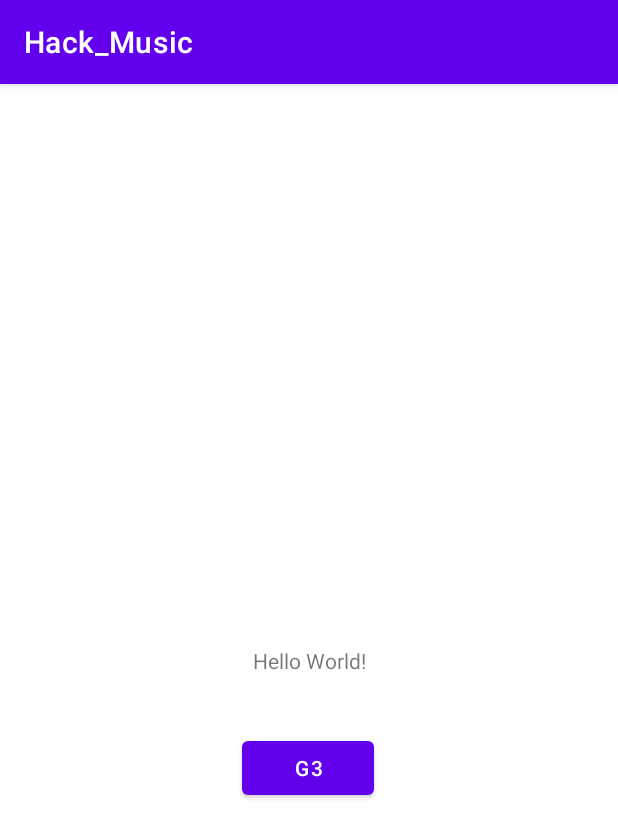
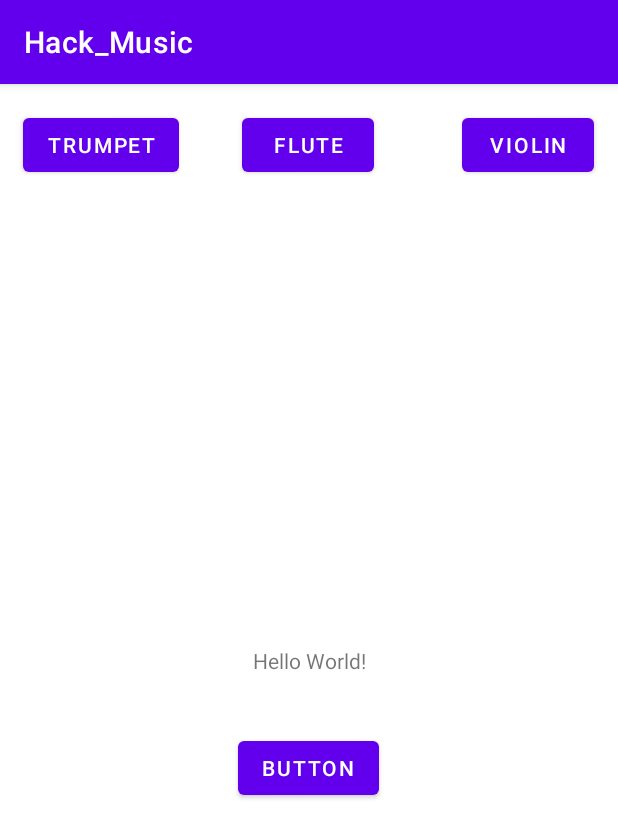
Before and after one commit to WaylandMoody55/Hack_Music, an Android app: the screen it shows after launch (MainActivity), on a phone screen of 412 x 824 dp. Shown: the top 838 px of the screen. Run offline under Robolectric (Android 15) with nearby library versions, the phone set to English and light mode, and no system bars.

Commit message:
Initial commit

```diff
--- a/app/src/main/AndroidManifest.xml
+++ b/app/src/main/AndroidManifest.xml
@@ -10,6 +10,9 @@
         android:supportsRtl="true"
         android:theme="@style/Theme.Hack_Music">
         <activity
+            android:name=".trumpet"
+            android:exported="true" />
+        <activity
             android:name=".MainActivity"
             android:exported="true">
             <intent-filter>
--- a/app/src/main/java/com/example/hack_music/MainActivity.java
+++ b/app/src/main/java/com/example/hack_music/MainActivity.java
@@ -5,24 +5,39 @@ package com.example.hack_music;
 /** hello my name is wayland*/
 import androidx.appcompat.app.AppCompatActivity;
 
+import android.content.Intent;
 import android.media.MediaPlayer;
 import android.os.Bundle;
 import android.view.View;
 import android.widget.Button;
 
 public class MainActivity extends AppCompatActivity {
-    private Button G3;
+    private Button button2;
+    private Button trumpet;
     @Override
     protected void onCreate(Bundle savedInstanceState) {
         super.onCreate(savedInstanceState);
         setContentView(R.layout.activity_main);
-        G3 = findViewById(R.id.G3);
+        button2 = findViewById(R.id.button2);
+        trumpet = findViewById(R.id.trumpet);
         final MediaPlayer mediaPlayer = MediaPlayer.create( this, R.raw.piano);
-        G3.setOnClickListener(new View.OnClickListener() {
+        button2.setOnClickListener(new View.OnClickListener() {
             @Override
             public void onClick(View view) {
                 mediaPlayer.start();
             }
         });
+        trumpet.setOnClickListener(new View.OnClickListener() {
+            @Override
+            public void onClick(View view) {
+                openTrumpet();
+            }
+        });
+
+    }
+
+    private void openTrumpet() {
+        Intent intent = new Intent(this,trumpet.class);
+        startActivity(intent);
     }
 }
--- a/app/src/main/res/layout/activity_main.xml
+++ b/app/src/main/res/layout/activity_main.xml
@@ -17,10 +17,10 @@
         app:layout_constraintTop_toTopOf="parent" />
 
     <Button
-        android:id="@+id/G3"
+        android:id="@+id/button2"
         android:layout_width="wrap_content"
         android:layout_height="wrap_content"
-        android:text="G3"
+        android:text="Button"
         app:layout_constraintBottom_toBottomOf="parent"
         app:layout_constraintEnd_toEndOf="parent"
         app:layout_constraintHorizontal_bias="0.498"
@@ -28,4 +28,40 @@
         app:layout_constraintTop_toTopOf="parent"
         app:layout_constraintVertical_bias="0.6" />
 
+    <Button
+        android:id="@+id/trumpet"
+        android:layout_width="wrap_content"
+        android:layout_height="wrap_content"
+        android:text="Trumpet"
+        app:layout_constraintBottom_toBottomOf="parent"
+        app:layout_constraintEnd_toEndOf="parent"
+        app:layout_constraintHorizontal_bias="0.05"
+        app:layout_constraintStart_toStartOf="parent"
+        app:layout_constraintTop_toTopOf="parent"
+        app:layout_constraintVertical_bias="0.023" />
+
+    <Button
+        android:id="@+id/button3"
+        android:layout_width="wrap_content"
+        android:layout_height="wrap_content"
+        android:text="Flute"
+        app:layout_constraintBottom_toBottomOf="parent"
+        app:layout_constraintEnd_toEndOf="parent"
+        app:layout_constraintHorizontal_bias="0.498"
+        app:layout_constraintStart_toStartOf="parent"
+        app:layout_constraintTop_toTopOf="parent"
+        app:layout_constraintVertical_bias="0.023" />
+
+    <Button
+        android:id="@+id/button4"
+        android:layout_width="wrap_content"
+        android:layout_height="wrap_content"
+        android:text="Violin"
+        app:layout_constraintBottom_toBottomOf="parent"
+        app:layout_constraintEnd_toEndOf="parent"
+        app:layout_constraintHorizontal_bias="0.95"
+        app:layout_constraintStart_toStartOf="parent"
+        app:layout_constraintTop_toTopOf="parent"
+        app:layout_constraintVertical_bias="0.023" />
+
 </androidx.constraintlayout.widget.ConstraintLayout>
```
Also changed, not shown: app/src/main/java/com/example/hack_music/trumpet.java (added, +14 -0 lines), app/src/main/res/layout/activity_trumpet.xml (added, +9 -0 lines).
